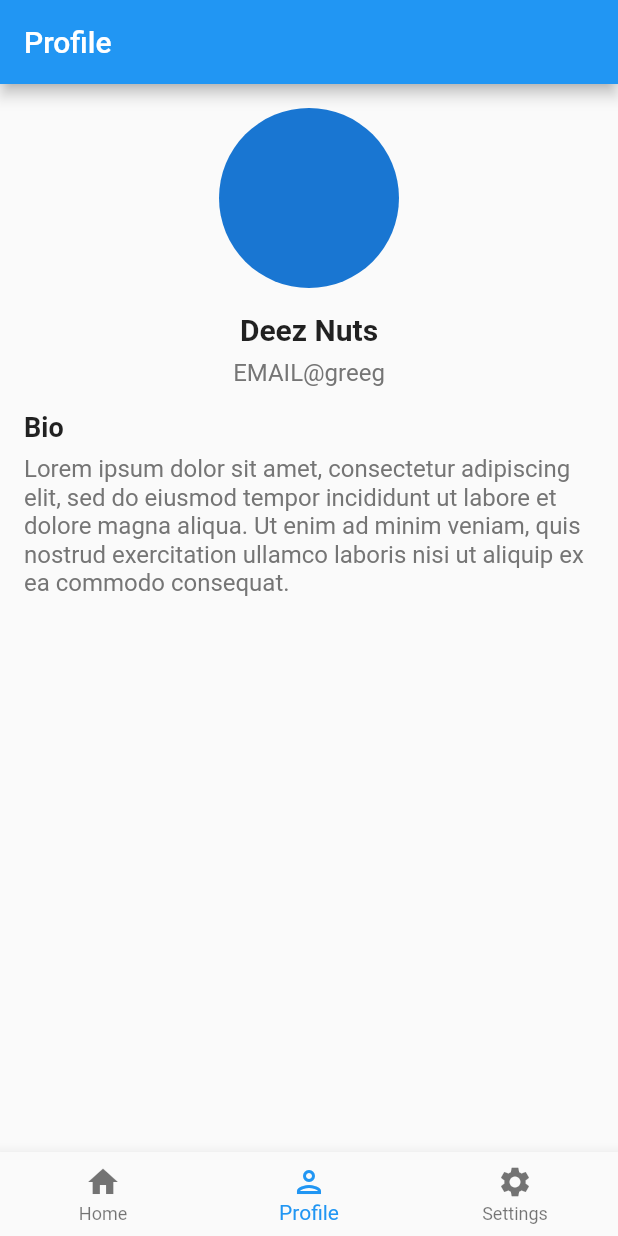
After one commit to Frederikmahipal/hovedopgave, a Flutter app: the screen it shows after launch, item 2 of the bottom bar chosen, on a phone screen of 412 x 824 dp. The commit adds this screen. Run offline on Flutter 3.47's test engine with Material 2 defaults, Android fonts, the phone set to English and light mode, and no system bars; our stand-ins replace cloud_firestore, firebase_auth, firebase_core; accounts and stored records are empty.

Commit message:
adding profilepage layout next

```diff
--- a/lib/main.dart
+++ b/lib/main.dart
@@ -2,8 +2,11 @@ import 'package:flutter/material.dart';
 import 'package:firebase_core/firebase_core.dart';
 import 'package:hovedopgave_app/view-prelogin/login_screen.dart';
 import 'package:hovedopgave_app/view-prelogin/signup_screen.dart';
+import 'package:hovedopgave_app/view/homepage.dart';
+import 'package:hovedopgave_app/view/navbar.dart';
+import 'package:hovedopgave_app/view/profilepage.dart';
+import 'package:hovedopgave_app/view/settingspage.dart';
 import 'firebase_options.dart';
-
 
 void main() async {
   WidgetsFlutterBinding.ensureInitialized();
@@ -13,7 +16,22 @@ void main() async {
   runApp(MyApp());
 }
 
-class MyApp extends StatelessWidget {
+class MyApp extends StatefulWidget {
+  @override
+  _MyAppState createState() => _MyAppState();
+}
+
+class _MyAppState extends State<MyApp> {
+  int _currentIndex = 0;
+
+ final List<Widget> _children = [HomePage(), ProfilePage(), settingsPage()]; // ADD MORE PAGES HGERE];
+
+  void onTabTapped(int index) {
+    setState(() {
+      _currentIndex = index;
+    });
+  }
+
   @override
   Widget build(BuildContext context) {
     return MaterialApp(
@@ -22,7 +40,10 @@ class MyApp extends StatelessWidget {
         primarySwatch: Colors.blue,
         visualDensity: VisualDensity.adaptivePlatformDensity,
       ),
-      home: SignUpScreen(),
+      home: Scaffold(
+        body: _children[_currentIndex],
+        bottomNavigationBar: CustomNavBar(currentIndex: _currentIndex, onTap: onTabTapped),
+      ),
     );
   }
 }
--- a/lib/view-prelogin/signup_screen.dart
+++ b/lib/view-prelogin/signup_screen.dart
@@ -117,7 +117,7 @@ class _SignUpScreenState extends State<SignUpScreen> {
               TextButton(
                 onPressed: () {
                   Navigator.of(context).pushReplacement(
-                    MaterialPageRoute(builder: (context) => SignUpScreen())
+                    MaterialPageRoute(builder: (context) => LoginPage())
                   );
                 },
                 child: Text("Already have an account? Login here"))
--- /dev/null
+++ b/lib/view/navbar.dart
@@ -0,0 +1,35 @@
+import 'package:flutter/material.dart';
+
+class CustomNavBar extends StatefulWidget {
+  final int currentIndex;
+  final void Function(int) onTap;
+
+  CustomNavBar({required this.currentIndex, required this.onTap});
+
+  @override
+  _CustomNavBarState createState() => _CustomNavBarState();
+}
+
+class _CustomNavBarState extends State<CustomNavBar> {
+  @override
+  Widget build(BuildContext context) {
+    return BottomNavigationBar(
+      currentIndex: widget.currentIndex,
+      onTap: widget.onTap,
+      items: const [
+        BottomNavigationBarItem(
+          icon: Icon(Icons.home),
+          label: 'Home',
+        ),
+        BottomNavigationBarItem(
+          icon: Icon(Icons.person_outlined),
+          label: 'Profile',
+        ),
+        BottomNavigationBarItem(
+          icon: Icon(Icons.settings),
+          label: 'Settings',
+        ),
+      ],
+    );
+  }
+}
--- /dev/null
+++ b/lib/view/profilepage.dart
@@ -0,0 +1,73 @@
+import 'package:flutter/material.dart';
+
+class ProfilePage extends StatefulWidget {
+  @override
+  _ProfilePageState createState() => _ProfilePageState();
+}
+
+  class _ProfilePageState extends State<ProfilePage> {
+    int _selectedIndex = 1;
+
+    void _onItemTapped(int index) {
+      setState(() {
+        _selectedIndex = index;
+      });
+    }
+  @override
+  Widget build(BuildContext context) {
+    return Scaffold(
+      appBar: AppBar(
+        title: Text('Profile'),
+      ),
+      body: Column(
+        children: [
+          SizedBox(height: 16.0),
+          CircleAvatar(
+            radius: 60.0,
+            //PICTURE HERE
+          ),
+          SizedBox(height: 16.0),
+          Text(
+            'Deez Nuts',
+            style: TextStyle(
+              fontSize: 20.0,
+              fontWeight: FontWeight.bold,
+            ),
+          ),
+          SizedBox(height: 8.0),
+          Text(
+            'EMAIL@greeg',
+            style: TextStyle(
+              fontSize: 16.0,
+              color: Colors.grey[600],
+            ),
+          ),
+          SizedBox(height: 16.0),
+          Container(
+            padding: EdgeInsets.symmetric(horizontal: 16.0),
+            child: Column(
+              crossAxisAlignment: CrossAxisAlignment.start,
+              children: [
+                Text(
+                  'Bio',
+                  style: TextStyle(
+                    fontSize: 18.0,
+                    fontWeight: FontWeight.bold,
+                  ),
+                ),
+                SizedBox(height: 8.0),
+                Text(
+                  'Lorem ipsum dolor sit amet, consectetur adipiscing elit, sed do eiusmod tempor incididunt ut labore et dolore magna aliqua. Ut enim ad minim veniam, quis nostrud exercitation ullamco laboris nisi ut aliquip ex ea commodo consequat.',
+                  style: TextStyle(
+                    fontSize: 16.0,
+                    color: Colors.grey[600],
+                  ),
+                ),
+              ],
+            ),
+          ),
+        ],
+      ),
+    );
+  }
+}
```
Also changed, not shown: lib/view/homepage.dart (+16 -4 lines), lib/view/settingspage.dart (added, +22 -0 lines).
